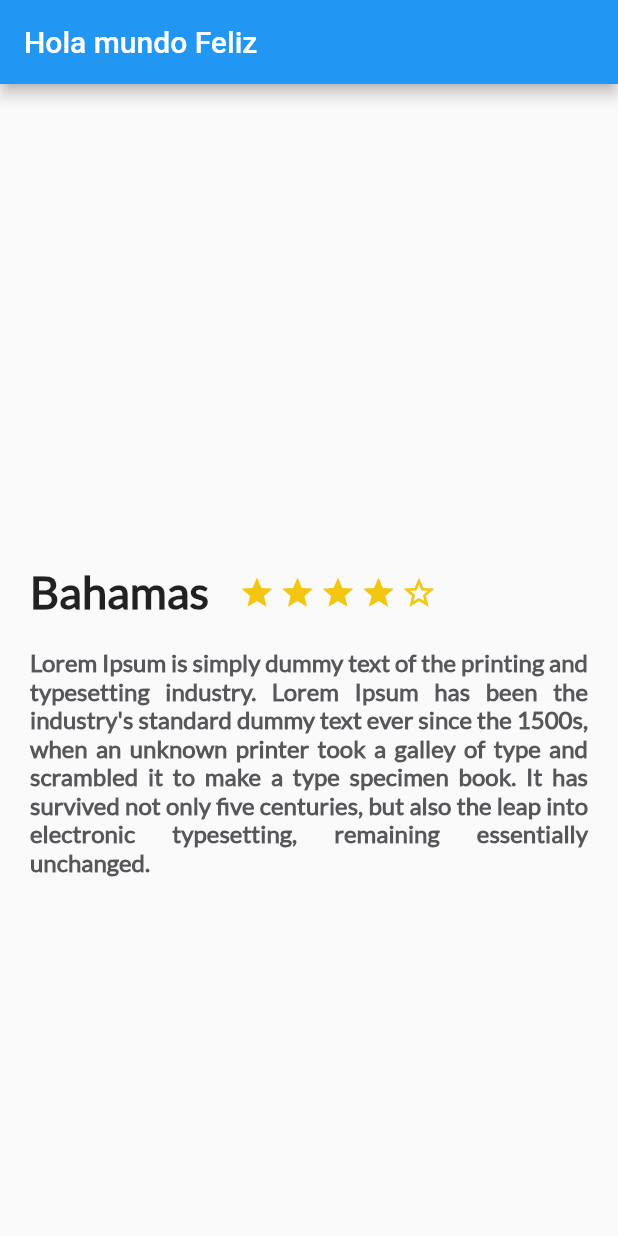
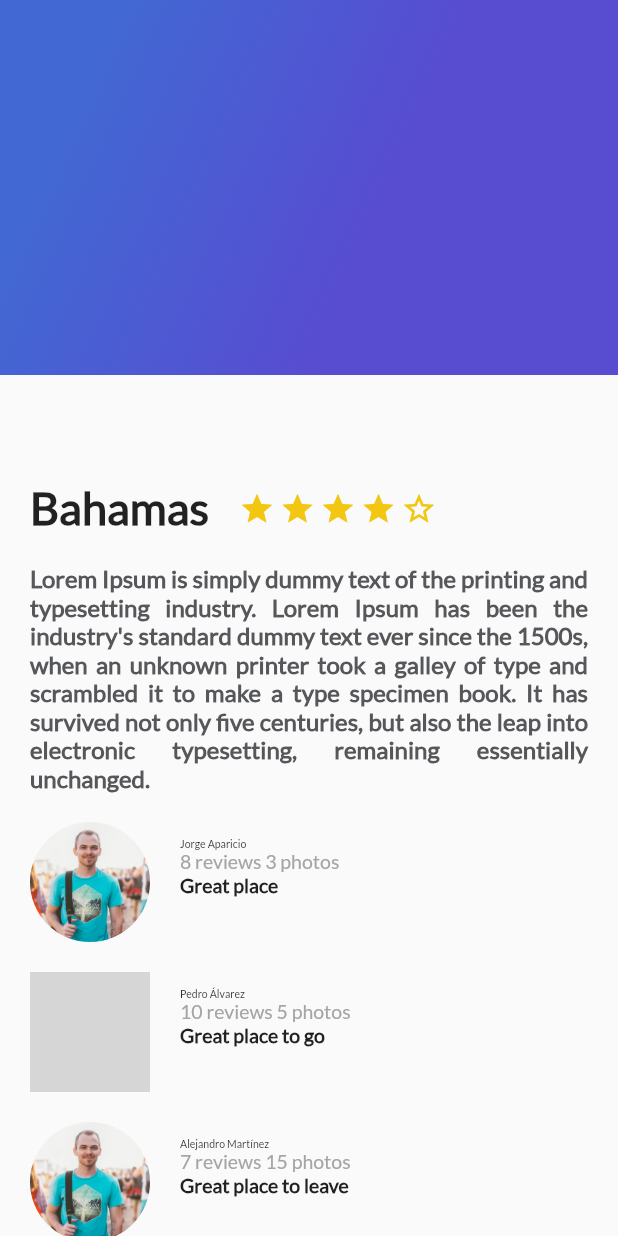
Before and after one commit to hectortllo/flutter_trips_app, a Flutter app: the screen it shows after launch, on a phone screen of 412 x 824 dp. Run offline on Flutter 3.47's test engine with Material 2 defaults, Android fonts, the phone set to English and light mode, and no system bars; grey boxes are pictures that could not be loaded.

Commit message:
1. Se agregó la sección de reviews. 2. Se agregó la sección del fondo de arriba

```diff
--- /dev/null
+++ b/lib/gradient_back.dart
@@ -0,0 +1,24 @@
+import 'package:flutter/material.dart';
+
+class GradientBack extends StatelessWidget {
+  @override
+  Widget build(BuildContext context) {
+
+    return Container(
+      height: 250.0,
+      decoration: BoxDecoration(
+        gradient: LinearGradient(
+          colors: [
+            Color(0xFF4268D3),
+            Color(0xFF584CD1)
+          ],
+          begin: FractionalOffset(0.2, 0.0),
+          end: FractionalOffset(1.0, 0.6),
+          stops: [0.0, 0.6],
+          tileMode: TileMode.clamp
+        )
+      ),
+    );
+  }
+
+}
--- a/lib/main.dart
+++ b/lib/main.dart
@@ -1,6 +1,7 @@
 import 'package:flutter/material.dart';
 import 'description_place.dart';
-
+import 'review_list.dart';
+import 'gradient_back.dart';
 void main() {
   runApp(MyApp());
 }
@@ -29,10 +30,18 @@ class MyApp extends StatelessWidget {
         //visualDensity: VisualDensity.adaptivePlatformDensity,
       ),
       home: Scaffold(
-        appBar: AppBar(
-          title: Text("Hola mundo Feliz"),
+        //body: new DescriptionPlace("Bahamas", 4, description),
+        body: Stack(
+          children: <Widget>[
+            ListView(
+              children: <Widget>[
+                DescriptionPlace("Bahamas", 4, description),
+                ReviewList()
+              ],
+            ),
+            GradientBack()
+          ],
         ),
-        body: new DescriptionPlace("Bahamas", 4, description),
       )
       //MyHomePage(title: 'Flutter Demo Home Page'),
     );
--- a/lib/review.dart
+++ b/lib/review.dart
@@ -1,7 +1,7 @@
 import 'package:flutter/material.dart';
 
 class Review extends StatelessWidget {
-  String pathImage = "asset/img/people.jpg";
+  String pathImage = "assets/img/people.jpg";
   String name = "Varuna Yasas";
   String details = "1 review 5 photos";
   String comment = "There is an amazing place in Sri Lanka";
@@ -16,7 +16,7 @@ class Review extends StatelessWidget {
         left: 20.0,
       ),
       child: Text(
-        name,
+        comment,
         textAlign: TextAlign.left,
         style: TextStyle(
           fontSize: 13.0,
@@ -83,7 +83,7 @@ class Review extends StatelessWidget {
     return Row(
       children: <Widget>[
         photo,
-        userComment
+        userDetails
       ],
     );
   }
--- a/lib/review_list.dart
+++ b/lib/review_list.dart
@@ -5,10 +5,11 @@ class ReviewList extends StatelessWidget {
   @override
   Widget build(BuildContext context) {
     return Column(
+      crossAxisAlignment: CrossAxisAlignment.start,
       children: <Widget>[
-        new Review("assets/people.jpg", "Jorge Aparicio", "8 reviews 3 photos", "Great place"),
-        new Review("assets/people.jpg", "Pedro Álvarez", "10 reviews 5 photos", "Great place to go"),
-        new Review("assets/people.jpg", "Alejandro Martínez", "7 reviews 15 photos", "Great place to leave")
+        Review("assets/img/people.jpg", "Jorge Aparicio", "8 reviews 3 photos", "Great place"),
+        Review("assets/img/ann.jpg", "Pedro Álvarez", "10 reviews 5 photos", "Great place to go"),
+        Review("assets/img/people.jpg", "Alejandro Martínez", "7 reviews 15 photos", "Great place to leave")
       ],
     );
   }
--- a/pubspec.yaml
+++ b/pubspec.yaml
@@ -40,7 +40,7 @@ dev_dependencies:
 flutter:
   assets:
     - assets/img/people.jpg
-
+    - assets/img/ann.jpg
   fonts:
     - family: "Lato"
       fonts:
```
Also changed, not shown: 1 other file.
